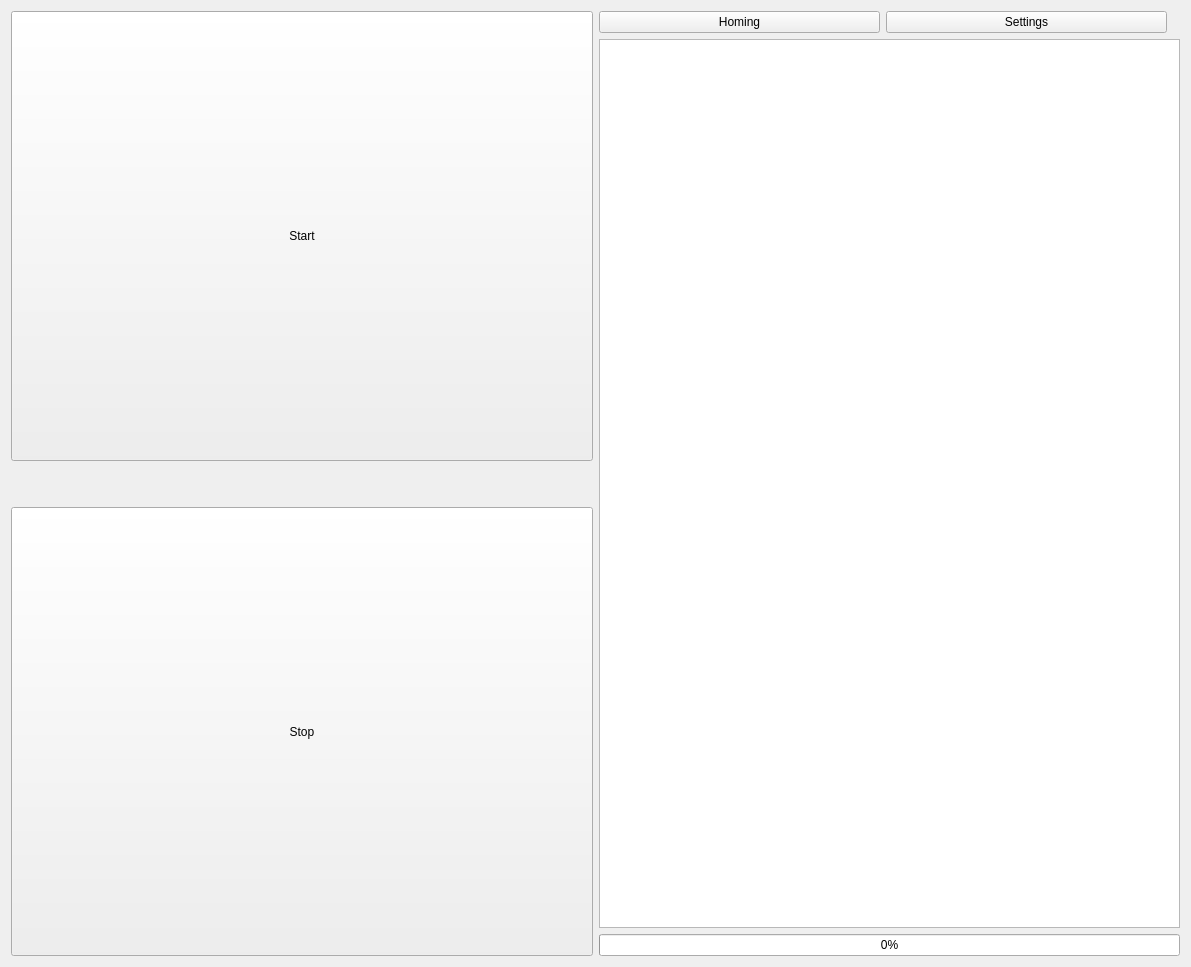
Before: the Qt Designer form src/qbert_gui/qbert_gui/ui/home.ui in drabart/QbertSoftware, drawn with Qt 5.
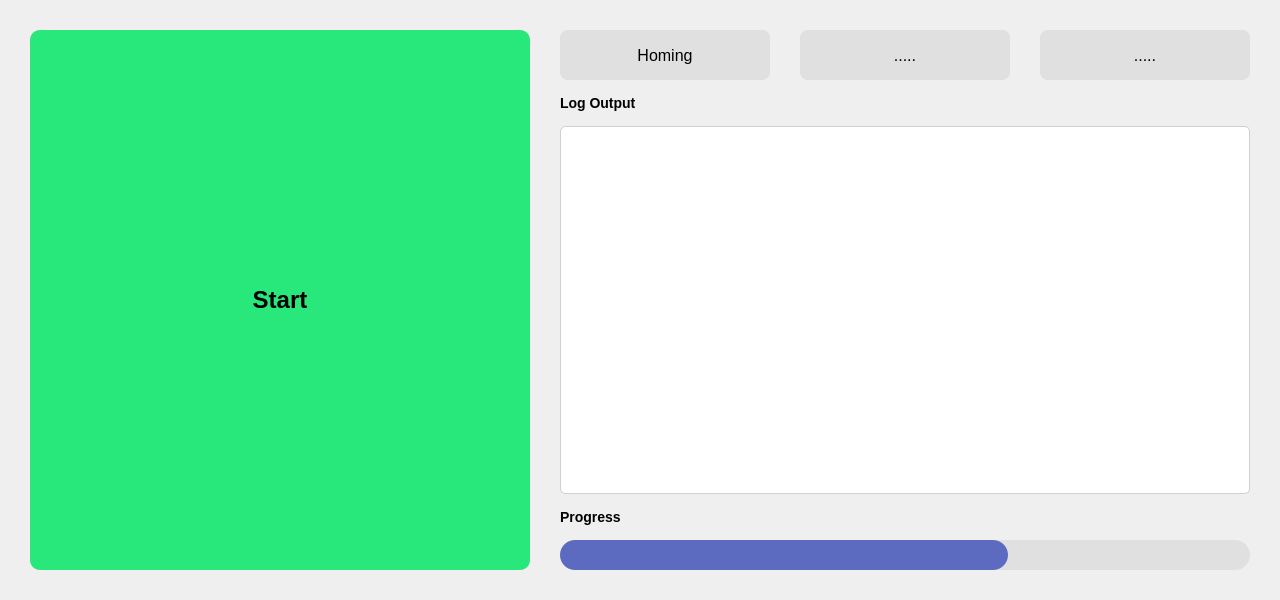
After: the same form once the commit is applied. Icons and pictures are not drawn.

What changed in the file:
```diff
--- a/src/qbert_gui/qbert_gui/ui/home.ui
+++ b/src/qbert_gui/qbert_gui/ui/home.ui
@@ -6,15 +6,51 @@
    <rect>
     <x>0</x>
     <y>0</y>
-    <width>1191</width>
-    <height>967</height>
+    <width>1280</width>
+    <height>600</height>
    </rect>
   </property>
-  <layout class="QVBoxLayout">
+  <property name="windowTitle">
+   <string>Home Screen</string>
+  </property>
+  <layout class="QVBoxLayout" name="mainLayout">
+   <property name="spacing">
+    <number>0</number>
+   </property>
+   <property name="leftMargin">
+    <number>0</number>
+   </property>
+   <property name="topMargin">
+    <number>0</number>
+   </property>
+   <property name="rightMargin">
+    <number>0</number>
+   </property>
+   <property name="bottomMargin">
+    <number>0</number>
+   </property>
    <item>
-    <layout class="QHBoxLayout" name="horizontalLayout">
+    <layout class="QHBoxLayout" name="contentLayout">
+     <property name="spacing">
+      <number>30</number>
+     </property>
+     <property name="leftMargin">
+      <number>30</number>
+     </property>
+     <property name="topMargin">
+      <number>30</number>
+     </property>
+     <property name="rightMargin">
+      <number>30</number>
+     </property>
+     <property name="bottomMargin">
+      <number>30</number>
+     </property>
      <item>
-      <layout class="QVBoxLayout" name="verticalLayout">
+      <layout class="QVBoxLayout" name="leftButtonLayout">
+       <property name="spacing">
+        <number>30</number>
+       </property>
        <item>
         <widget class="QPushButton" name="startButton">
          <property name="sizePolicy">
@@ -23,54 +59,47 @@
            <verstretch>0</verstretch>
           </sizepolicy>
          </property>
+         <property name="minimumSize">
+          <size>
+           <width>300</width>
+           <height>300</height>
+          </size>
+         </property>
+         <property name="maximumSize">
+          <size>
+           <width>500</width>
+           <height>1000</height>
+          </size>
+         </property>
+         <property name="styleSheet">
+          <string>QPushButton {
+    background-color: #28E87C;
+    border: none;
+    border-radius: 10px;
+    color: black;
+    font-size: 24px;
+    font-weight: bold;
+}
+QPushButton:pressed {
+    background-color: #20D06C;
+}</string>
+         </property>
          <property name="text">
           <string>Start</string>
          </property>
-         <property name="class" stdset="0">
-          <string>bigButton</string>
-         </property>
-        </widget>
-       </item>
-       <item>
-        <spacer name="verticalSpacer">
-         <property name="orientation">
-          <enum>Qt::Orientation::Vertical</enum>
-         </property>
-         <property name="sizeType">
-          <enum>QSizePolicy::Policy::Minimum</enum>
-         </property>
-         <property name="sizeHint" stdset="0">
-          <size>
-           <width>20</width>
-           <height>40</height>
-          </size>
-         </property>
-        </spacer>
-       </item>
-       <item>
-        <widget class="QPushButton" name="stopButton">
-         <property name="sizePolicy">
-          <sizepolicy hsizetype="Expanding" vsizetype="Expanding">
-           <horstretch>0</horstretch>
-           <verstretch>0</verstretch>
-          </sizepolicy>
-         </property>
-         <property name="text">
-          <string>Stop</string>
-         </property>
-         <property name="class" stdset="0">
-          <string>bigButton</string>
-         </property>
         </widget>
        </item>
       </layout>
      </item>
      <item>
-      <layout class="QVBoxLayout" name="verticalLayout_2">
+      <layout class="QVBoxLayout" name="rightLayout">
+       <property name="spacing">
+        <number>15</number>
+       </property>
        <item>
-        <layout class="QHBoxLayout" name="horizontalLayout_2">
-         <property name="sizeConstraint">
-          <enum>QLayout::SizeConstraint::SetDefaultConstraint</enum>
+        <layout class="QHBoxLayout" name="statusButtonsLayout">
+         <property name="spacing">
+          <number>30</number>
          </property>
          <item>
           <widget class="QPushButton" name="homingButton">
@@ -80,8 +109,23 @@
              <verstretch>0</verstretch>
             </sizepolicy>
            </property>
-           <property name="layoutDirection">
-            <enum>Qt::LayoutDirection::LeftToRight</enum>
+           <property name="minimumSize">
+            <size>
+             <width>0</width>
+             <height>50</height>
+            </size>
+           </property>
+           <property name="styleSheet">
+            <string>QPushButton {
+    background-color: #E0E0E0;
+    border: none;
+    border-radius: 8px;
+    color: black;
+    font-size: 16px;
+}
+QPushButton:pressed {
+    background-color: #D0D0D0;
+}</string>
            </property>
            <property name="text">
             <string>Homing</string>
@@ -89,52 +133,145 @@
           </widget>
          </item>
          <item>
-          <widget class="QPushButton" name="settingsButton">
+          <widget class="QPushButton" name="placeholderButton1">
+           <property name="enabled">
+            <bool>false</bool>
+           </property>
            <property name="sizePolicy">
             <sizepolicy hsizetype="Expanding" vsizetype="Preferred">
              <horstretch>0</horstretch>
              <verstretch>0</verstretch>
             </sizepolicy>
            </property>
+           <property name="minimumSize">
+            <size>
+             <width>0</width>
+             <height>50</height>
+            </size>
+           </property>
+           <property name="styleSheet">
+            <string>QPushButton {
+    background-color: #E0E0E0;
+    border: none;
+    border-radius: 8px;
+    color: black;
+    font-size: 16px;
+}</string>
+           </property>
            <property name="text">
-            <string>Settings</string>
+            <string>.....</string>
            </property>
           </widget>
          </item>
          <item>
-          <widget class="QLabel" name="logo">
+          <widget class="QPushButton" name="placeholderButton2">
+           <property name="enabled">
+            <bool>false</bool>
+           </property>
            <property name="sizePolicy">
-            <sizepolicy hsizetype="Preferred" vsizetype="Preferred">
+            <sizepolicy hsizetype="Expanding" vsizetype="Preferred">
              <horstretch>0</horstretch>
              <verstretch>0</verstretch>
             </sizepolicy>
            </property>
-           <property name="maximumSize">
+           <property name="minimumSize">
             <size>
-             <width>300</width>
-             <height>300</height>
+             <width>0</width>
+             <height>50</height>
             </size>
            </property>
+           <property name="styleSheet">
+            <string>QPushButton {
+    background-color: #E0E0E0;
+    border: none;
+    border-radius: 8px;
+    color: black;
+    font-size: 16px;
+}</string>
+           </property>
            <property name="text">
-            <string/>
-           </property>
-           <property name="pixmap">
-            <pixmap>../assets/logo.png</pixmap>
-           </property>
-           <property name="scaledContents">
-            <bool>true</bool>
+            <string>.....</string>
            </property>
           </widget>
          </item>
         </layout>
        </item>
        <item>
-        <widget class="QTextEdit" name="logText"/>
+        <widget class="QLabel" name="logOutputLabel">
+         <property name="styleSheet">
+          <string>font-size: 14px;
+font-weight: bold;</string>
+         </property>
+         <property name="text">
+          <string>Log Output</string>
+         </property>
+        </widget>
+       </item>
+       <item>
+        <widget class="QTextEdit" name="logText">
+         <property name="sizePolicy">
+          <sizepolicy hsizetype="Expanding" vsizetype="Expanding">
+           <horstretch>0</horstretch>
+           <verstretch>0</verstretch>
+          </sizepolicy>
+         </property>
+         <property name="styleSheet">
+          <string>QTextEdit {
+    background-color: white;
+    border: 1px solid #D0D0D0;
+    border-radius: 5px;
+    padding: 10px;
+    font-family: monospace;
+    font-size: 12px;
+}</string>
+         </property>
+         <property name="readOnly">
+          <bool>true</bool>
+         </property>
+        </widget>
+       </item>
+       <item>
+        <widget class="QLabel" name="progressLabel">
+         <property name="styleSheet">
+          <string>font-size: 14px;
+font-weight: bold;</string>
+         </property>
+         <property name="text">
+          <string>Progress</string>
+         </property>
+        </widget>
        </item>
        <item>
         <widget class="QProgressBar" name="progressBar">
+         <property name="sizePolicy">
+          <sizepolicy hsizetype="Expanding" vsizetype="Fixed">
+           <horstretch>0</horstretch>
+           <verstretch>0</verstretch>
+          </sizepolicy>
+         </property>
+         <property name="minimumSize">
+          <size>
+           <width>0</width>
+           <height>30</height>
+          </size>
+         </property>
+         <property name="styleSheet">
+          <string>QProgressBar {
+    border: none;
+    border-radius: 15px;
+    background-color: #E0E0E0;
+    text-align: center;
+}
+QProgressBar::chunk {
+    background-color: #5C6BC0;
+    border-radius: 15px;
+}</string>
+         </property>
          <property name="value">
-          <number>0</number>
+          <number>65</number>
+         </property>
+         <property name="textVisible">
+          <bool>false</bool>
          </property>
         </widget>
        </item>
```
Left out of the diff: 2 changed lines with no effect on the pictures.
